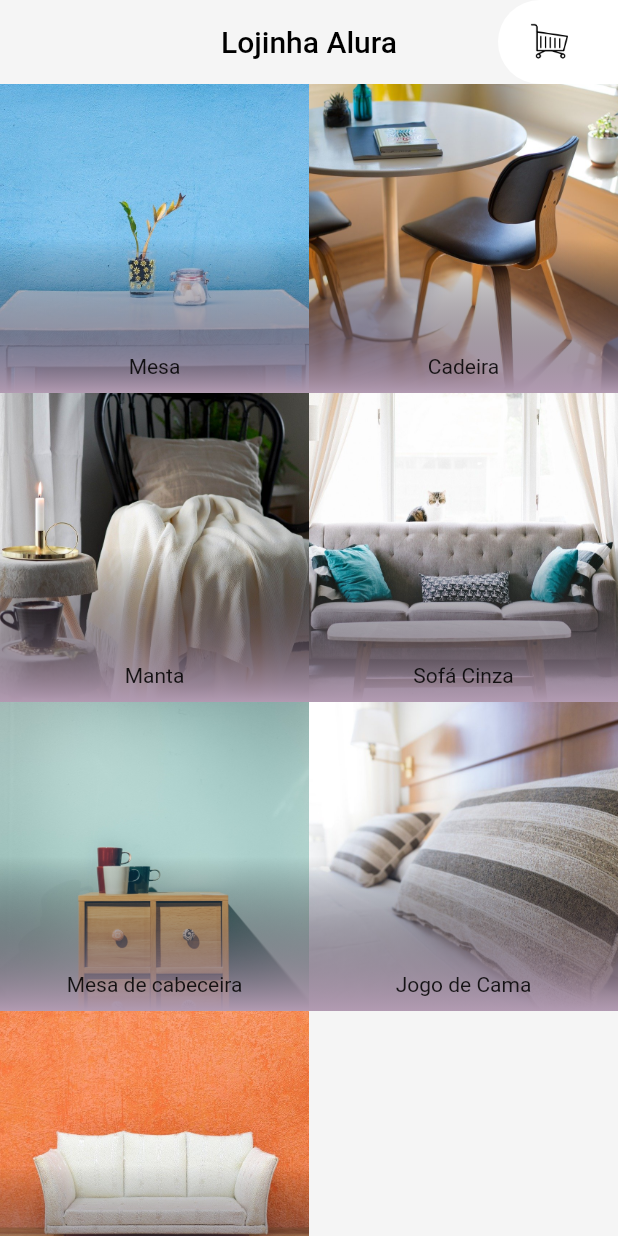
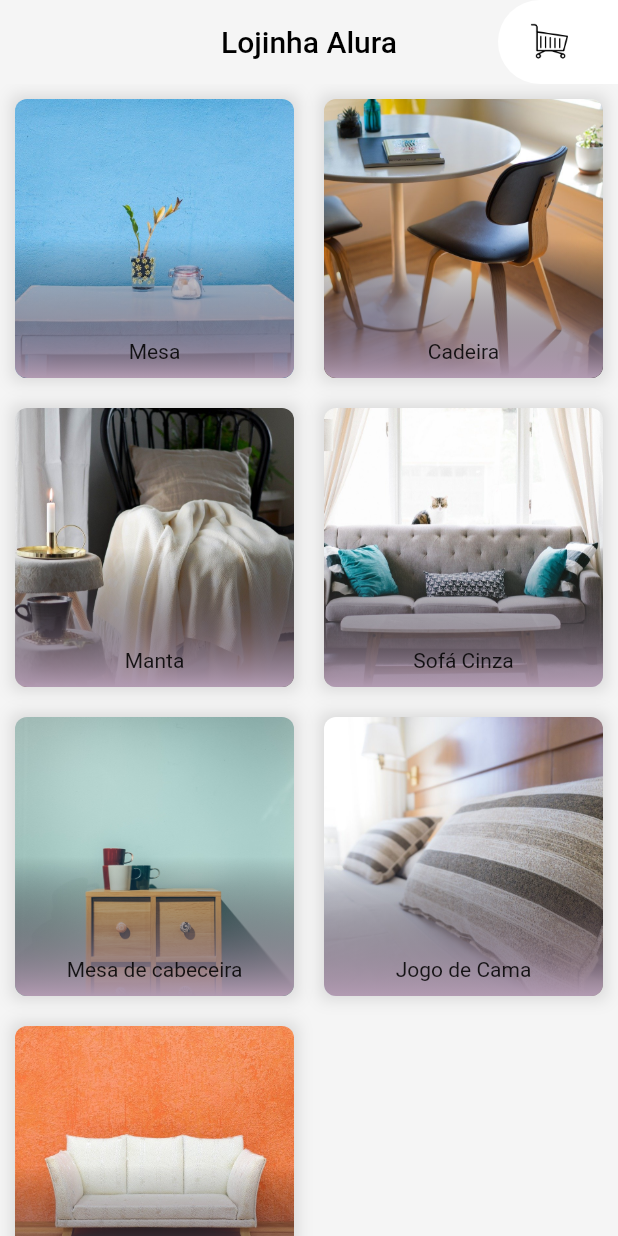
Before and after one commit to DuduAlmeida/CursoFlutterAlura, a Flutter app: the screen it shows after launch, on a phone screen of 412 x 824 dp. Run offline on Flutter 3.47's test engine with Material 2 defaults, Android fonts, the phone set to English and light mode, and no system bars; our stand-ins replace sqflite; missing offline and left inert: http_interceptor; accounts and stored records are empty.

Commit message:
Distribuição, bordas e sombras

```diff
--- a/lojinha_alura/lib/widgets/element_grid_produtos.dart
+++ b/lojinha_alura/lib/widgets/element_grid_produtos.dart
@@ -28,7 +28,44 @@ class ElementoGridProdutos extends StatelessWidget {
 
   @override
   Widget build(BuildContext context) {
-    return Stack(
+    return Container(
+      margin: EdgeInsets.all(10),
+      decoration: BoxDecoration(
+        ///
+        /// Recebe uma lista de BoxShadow
+        ///
+        boxShadow: [
+          BoxShadow(
+            ///
+            /// O raio de até onde essa sombra vai alcançar
+            ///
+            spreadRadius: 2,
+
+            ///
+            /// O quanto a sombra será desfocada
+            ///
+            blurRadius: 8,
+
+            ///
+            /// A cor da sombra
+            ///
+            color: Colors.black12,
+
+            ///
+            /// O movimento da sombra, sendo o primeiro relativo ao eixo x e o segundo ao y
+            ///
+            offset: Offset(0, 0),
+          ),
+        ],
+      ),
+
+      ///
+      /// Vai cortar os elementos filhos para ficarem da forma deseja,
+      /// como se tivesse um overflow com estilo
+      ///
+      child: ClipRRect(
+        borderRadius: BorderRadius.circular(8),
+        child: Stack(
           ///
           /// Define o alinhamento das propriedades filhas
           ///
@@ -42,6 +79,8 @@ class ElementoGridProdutos extends StatelessWidget {
               titulo: movel.titulo,
             ),
           ],
+        ),
+      ),
     );
   }
 }
```
Lines whose indentation alone changed are shown as unchanged.
